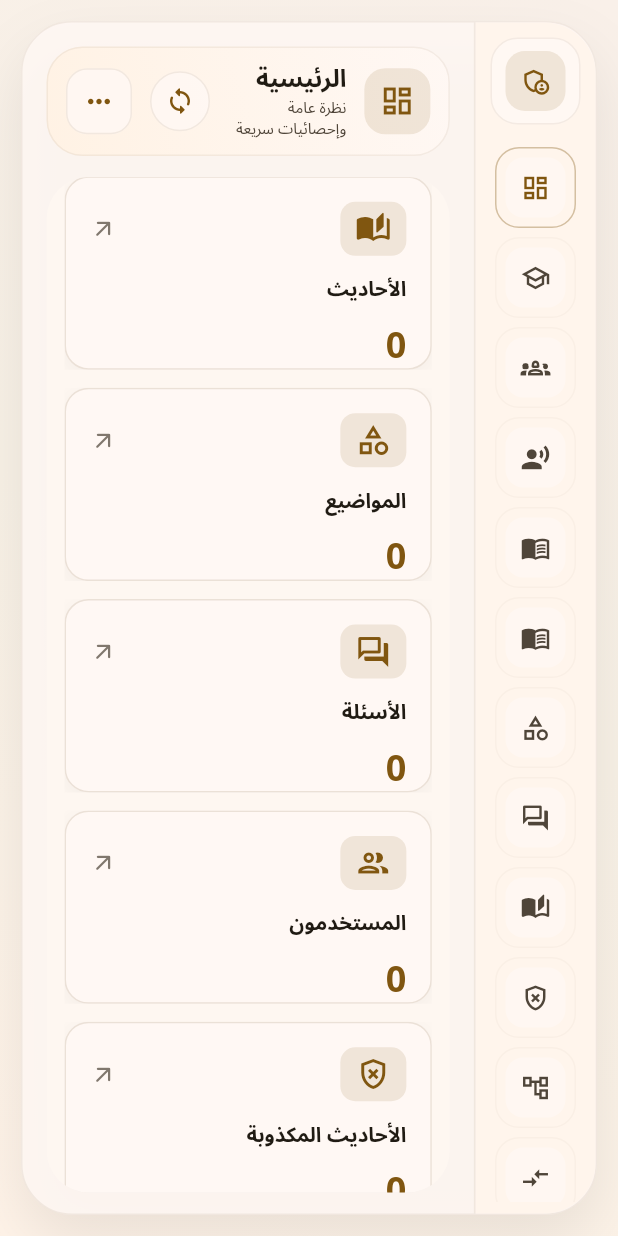
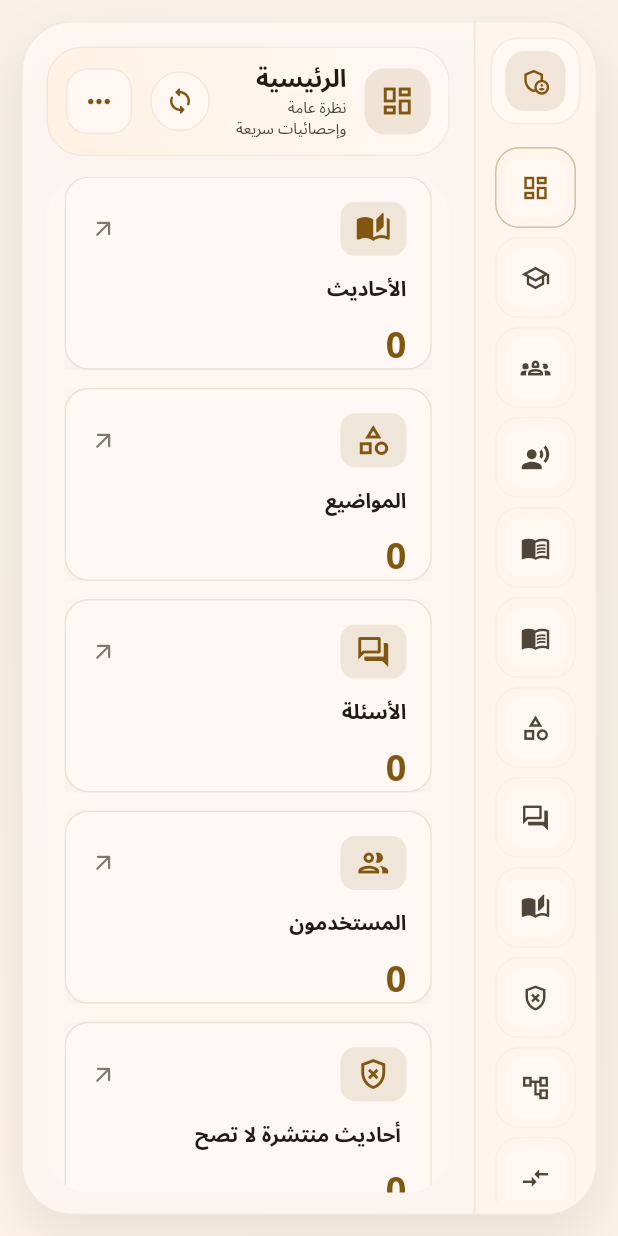
Before and after one commit to jamilhelal37/-AdminPanelAhadith, a Flutter app: the AdminScreen screen opened directly, scrolled down 576 dp, on a phone screen of 412 x 824 dp. Run offline on Flutter 3.47's test engine with Material 3 defaults, Android fonts, the phone set to English and light mode, and no system bars; our stand-ins replace awesome_notifications, file_picker, firebase_core, firebase_messaging, flex_color_scheme, flutter_dotenv and 15 more; missing offline and left inert: syncfusion_flutter_core; accounts and stored records are empty.

Commit message:
update admin panel

```diff
--- a/lib/core/presentation/screens/admin_home_screen.dart
+++ b/lib/core/presentation/screens/admin_home_screen.dart
@@ -58,7 +58,7 @@ class AdminHomeScreen extends StatelessWidget {
       targetIndex: 14,
     ),
     _DashboardStat(
-      title: 'الأحاديث المكذوبة',
+      title: ' أحاديث منتشرة لا تصح',
       target: AdminCountTarget.fakeAhadith,
       icon: Icons.gpp_bad_outlined,
       targetIndex: 9,
--- a/lib/core/presentation/screens/admin_screen.dart
+++ b/lib/core/presentation/screens/admin_screen.dart
@@ -61,7 +61,7 @@ class _AdminScreenState extends ConsumerState<AdminScreen> {
       icon: Icons.dashboard_outlined,
     ),
     _AdminSection(
-      label: 'حكم الحديث',
+      label: 'أحكام الحديث',
       subtitle: 'إدارة أحكام الأحاديث ومراجعتها',
       icon: Icons.school_outlined,
     ),
@@ -752,85 +752,6 @@ class _AdminTopBar extends ConsumerWidget {
 }
 
 
-
-
-
-
-
-
-
-
-
-
-
-
-
-
-
-
-
-
-
-
-
-
-
-
-
-
-
-
-
-
-
-
-
-
-
-
-
-
-
-
-
-
-
-
-
-
-
-
-
-
-
-
-
-
-
-
-
-
-
-
-
-
-
-
-
-
-
-
-
-
-
-
-
-
-
-
-
-
-
 class _NavItem extends StatelessWidget {
   const _NavItem({
     required this.extended,
```
Also changed, not shown: lib/router.dart (+0 -12 lines).
